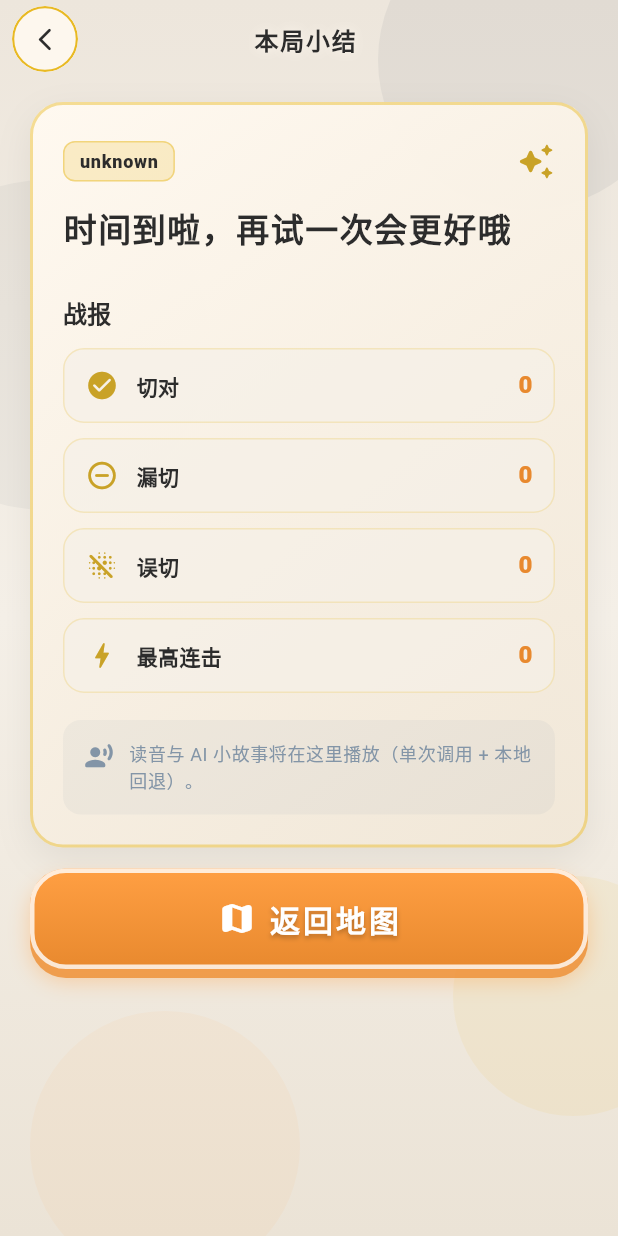
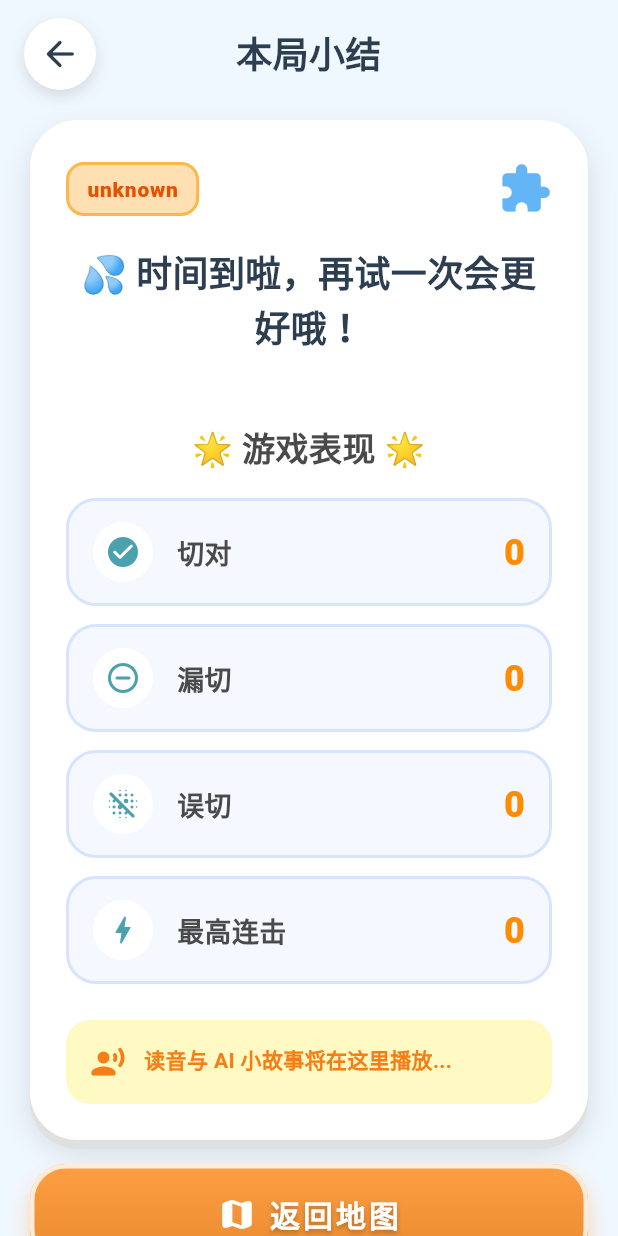
Before and after one commit to wensiyuanxiang/canjie_xuezi, a Flutter app: the ResultScreen screen opened by its route, on a phone screen of 412 x 824 dp. Run offline on Flutter 3.47's test engine with Material 3 defaults, Android fonts, the phone set to English and light mode, and no system bars; our stand-ins replace flutter_riverpod, go_router, shared_preferences; missing offline and left inert: flame; accounts and stored records are empty.

Commit message:
假如背景整合

```diff
--- a/app/lib/features/result/result_screen.dart
+++ b/app/lib/features/result/result_screen.dart
@@ -3,16 +3,13 @@ import 'package:flutter_riverpod/flutter_riverpod.dart';
 import 'package:go_router/go_router.dart';
 
 import '../../core/constants/route_paths.dart';
-import '../../core/theme/app_colors.dart';
 import '../../data/models/level_config.dart';
 import '../../data/models/level_result.dart';
 import '../../data/progress/game_progress.dart';
 import '../../data/providers/game_data_providers.dart';
 import '../level/level_screen.dart';
 import '../../ui/game_action_button.dart';
-import '../../ui/game_nav_bar.dart';
 import '../../ui/parchment_card.dart';
-import '../../ui/xuan_paper_background.dart';
 
 class ResultScreen extends ConsumerStatefulWidget {
   const ResultScreen({super.key, required this.result});
@@ -45,14 +42,46 @@ class _ResultScreenState extends ConsumerState<ResultScreen> {
         ref.watch(levelsListProvider);
 
     return Scaffold(
-      body: XuanPaperBackground(
-        child: SafeArea(
+      backgroundColor: const Color(0xFFF0F8FF), // Playful sky blue
+      body: SafeArea(
         child: Column(
           crossAxisAlignment: CrossAxisAlignment.stretch,
           children: <Widget>[
-              GameNavBar(
-                title: '本局小结',
-                onBack: () => context.go(RoutePaths.worldMap),
+            Padding(
+              padding: const EdgeInsets.symmetric(horizontal: 16, vertical: 12),
+              child: Row(
+                children: <Widget>[
+                  Container(
+                    decoration: const BoxDecoration(
+                      color: Colors.white,
+                      shape: BoxShape.circle,
+                      boxShadow: <BoxShadow>[
+                        BoxShadow(
+                          color: Colors.black12,
+                          offset: Offset(0, 4),
+                          blurRadius: 8,
+                        ),
+                      ],
+                    ),
+                    child: IconButton(
+                      icon: const Icon(Icons.arrow_back_rounded, color: Color(0xFF2C3E50), size: 28),
+                      onPressed: () => context.go(RoutePaths.worldMap),
+                    ),
+                  ),
+                  const Expanded(
+                    child: Text(
+                      '本局小结',
+                      textAlign: TextAlign.center,
+                      style: TextStyle(
+                        fontSize: 24,
+                        fontWeight: FontWeight.w900,
+                        color: Color(0xFF2C3E50),
+                      ),
+                    ),
+                  ),
+                  const SizedBox(width: 48), // balance the back button
+                ],
+              ),
             ),
             Expanded(
               child: SingleChildScrollView(
@@ -69,46 +98,48 @@ class _ResultScreenState extends ConsumerState<ResultScreen> {
                             children: <Widget>[
                               Container(
                                 padding: const EdgeInsets.symmetric(
-                                    horizontal: 10,
-                                    vertical: 4,
+                                  horizontal: 12,
+                                  vertical: 6,
                                 ),
                                 decoration: BoxDecoration(
-                                    color: AppColors.gold.withValues(alpha: 0.2),
-                                    borderRadius: BorderRadius.circular(8),
+                                  color: const Color(0xFFFFE0B2),
+                                  borderRadius: BorderRadius.circular(12),
                                   border: Border.all(
-                                      color: AppColors.gold
-                                          .withValues(alpha: 0.45),
+                                    color: const Color(0xFFFFB74D),
+                                    width: 2,
                                   ),
                                 ),
                                 child: Text(
                                   widget.result.levelId,
                                   style: const TextStyle(
-                                      fontWeight: FontWeight.w800,
-                                      fontSize: 12,
+                                    fontWeight: FontWeight.w900,
+                                    fontSize: 14,
                                     letterSpacing: 0.5,
-                                      color: AppColors.ink,
+                                    color: Color(0xFFE65100),
                                   ),
                                 ),
                               ),
                               const Spacer(),
                               Icon(
-                                  Icons.auto_awesome_rounded,
-                                  color: AppColors.goldDim,
-                                  size: 26,
+                                widget.result.levelCleared ? Icons.star_rounded : Icons.extension_rounded,
+                                color: widget.result.levelCleared ? const Color(0xFFFFC107) : const Color(0xFF64B5F6),
+                                size: 36,
                               ),
                             ],
                           ),
-                            const SizedBox(height: 16),
+                          const SizedBox(height: 20),
                           Text(
                             widget.result.levelCleared
-                                  ? '你修复了世界的一角'
-                                  : '时间到啦，再试一次会更好哦',
-                              style: Theme.of(context)
-                                  .textTheme
-                                  .headlineSmall
-                                  ?.copyWith(fontSize: 22),
+                                ? '🎉 你修复了世界的一角！'
+                                : '💦 时间到啦，再试一次会更好哦！',
+                            style: const TextStyle(
+                              fontSize: 24,
+                              fontWeight: FontWeight.w900,
+                              color: Color(0xFF2C3E50),
                             ),
-                            const SizedBox(height: 10),
+                            textAlign: TextAlign.center,
+                          ),
+                          const SizedBox(height: 16),
                           levelAsync.when(
                             data: (LevelConfig? cfg) {
                               if (cfg == null ||
@@ -117,24 +148,22 @@ class _ResultScreenState extends ConsumerState<ResultScreen> {
                               }
                               return Container(
                                 width: double.infinity,
-                                  padding: const EdgeInsets.all(14),
+                                padding: const EdgeInsets.all(16),
                                 decoration: BoxDecoration(
-                                    color: AppColors.success
-                                        .withValues(alpha: 0.1),
-                                    borderRadius: BorderRadius.circular(12),
+                                  color: const Color(0xFFE8F5E9),
+                                  borderRadius: BorderRadius.circular(16),
                                   border: Border.all(
-                                      color: AppColors.success
-                                          .withValues(alpha: 0.25),
+                                    color: const Color(0xFF81C784),
+                                    width: 2,
                                   ),
                                 ),
                                 child: Text(
                                   cfg.repairStory,
-                                    style: Theme.of(context)
-                                        .textTheme
-                                        .bodyMedium
-                                        ?.copyWith(
-                                          height: 1.45,
-                                          fontWeight: FontWeight.w600,
+                                  style: const TextStyle(
+                                    color: Color(0xFF2E7D32),
+                                    fontSize: 16,
+                                    height: 1.5,
+                                    fontWeight: FontWeight.w800,
                                   ),
                                 ),
                               );
@@ -142,17 +171,17 @@ class _ResultScreenState extends ConsumerState<ResultScreen> {
                             loading: () => const SizedBox(height: 8),
                             error: (_, __) => const SizedBox.shrink(),
                           ),
-                            const SizedBox(height: 20),
-                            Text(
-                              '战报',
-                              style: Theme.of(context)
-                                  .textTheme
-                                  .titleMedium
-                                  ?.copyWith(
-                                    fontWeight: FontWeight.w800,
+                          const SizedBox(height: 30),
+                          const Text(
+                            '🌟 游戏表现 🌟',
+                            textAlign: TextAlign.center,
+                            style: TextStyle(
+                              fontSize: 22,
+                              fontWeight: FontWeight.w900,
+                              color: Color(0xFF4A4A4A),
                             ),
                           ),
-                            const SizedBox(height: 12),
+                          const SizedBox(height: 16),
                           GameStatTile(
                             icon: Icons.check_circle_rounded,
                             label: '切对',
@@ -173,29 +202,30 @@ class _ResultScreenState extends ConsumerState<ResultScreen> {
                             label: '最高连击',
                             value: '${widget.result.maxCombo}',
                           ),
-                            const SizedBox(height: 8),
+                          const SizedBox(height: 12),
                           Container(
-                              padding: const EdgeInsets.all(14),
+                            padding: const EdgeInsets.all(16),
                             decoration: BoxDecoration(
-                                color:
-                                    AppColors.grayBlue.withValues(alpha: 0.08),
-                                borderRadius: BorderRadius.circular(12),
+                              color: const Color(0xFFFFF9C4),
+                              borderRadius: BorderRadius.circular(16),
                             ),
-                              child: Row(
+                            child: const Row(
                               crossAxisAlignment: CrossAxisAlignment.start,
                               children: <Widget>[
                                 Icon(
                                   Icons.record_voice_over_rounded,
-                                    size: 20,
-                                    color: AppColors.grayBlue,
+                                  size: 24,
+                                  color: Color(0xFFF57F17),
                                 ),
-                                  const SizedBox(width: 10),
+                                SizedBox(width: 12),
                                 Expanded(
                                   child: Text(
-                                      '读音与 AI 小故事将在这里播放（单次调用 + 本地回退）。',
-                                      style: Theme.of(context)
-                                          .textTheme
-                                          .bodySmall,
+                                    '读音与 AI 小故事将在这里播放...',
+                                    style: TextStyle(
+                                      color: Color(0xFFF57F17),
+                                      fontWeight: FontWeight.w700,
+                                      fontSize: 14,
+                                    ),
                                   ),
                                 ),
                               ],
@@ -204,7 +234,7 @@ class _ResultScreenState extends ConsumerState<ResultScreen> {
                         ],
                       ),
                     ),
-                      const SizedBox(height: 14),
+                    const SizedBox(height: 16),
                     levelsAsync.when(
                       data: (List<LevelConfig> levels) {
                         final int idx = levels
@@ -228,7 +258,7 @@ class _ResultScreenState extends ConsumerState<ResultScreen> {
                                   '${RoutePaths.level}/$nextId',
                                 ),
                               ),
-                                const SizedBox(height: 10),
+                              const SizedBox(height: 12),
                             ],
                             SecondaryGameButton(
                               label: '返回地图',
@@ -257,7 +287,6 @@ class _ResultScreenState extends ConsumerState<ResultScreen> {
           ],
         ),
       ),
-      ),
     );
   }
 }
--- a/app/lib/ui/parchment_card.dart
+++ b/app/lib/ui/parchment_card.dart
@@ -19,24 +19,22 @@ class ParchmentCard extends StatelessWidget {
     return Container(
       margin: margin,
       decoration: BoxDecoration(
-        borderRadius: BorderRadius.circular(22),
-        gradient: LinearGradient(
-          begin: Alignment.topLeft,
-          end: Alignment.bottomRight,
-          colors: <Color>[
-            AppColors.parchment,
-            AppColors.parchmentDeep.withValues(alpha: 0.92),
-          ],
+        color: Colors.white,
+        borderRadius: BorderRadius.circular(32),
+        border: Border.all(
+          color: Colors.white,
+          width: 4,
         ),
-        border: Border.all(
-          color: AppColors.gold.withValues(alpha: 0.45),
-          width: 2,
-        ),
-        boxShadow: <BoxShadow>[
+        boxShadow: const <BoxShadow>[
           BoxShadow(
-            color: AppColors.ink.withValues(alpha: 0.08),
-            blurRadius: 20,
-            offset: const Offset(0, 8),
+            color: Colors.black12,
+            blurRadius: 16,
+            offset: Offset(0, 8),
+          ),
+          BoxShadow(
+            color: Color(0xFFE0E0E0),
+            blurRadius: 0,
+            offset: Offset(0, 6),
           ),
         ],
       ),
@@ -60,34 +58,44 @@ class GameStatTile extends StatelessWidget {
   @override
   Widget build(BuildContext context) {
     return Container(
-      margin: const EdgeInsets.only(bottom: 10),
-      padding: const EdgeInsets.symmetric(horizontal: 14, vertical: 12),
+      margin: const EdgeInsets.only(bottom: 12),
+      padding: const EdgeInsets.symmetric(horizontal: 16, vertical: 14),
       decoration: BoxDecoration(
-        color: AppColors.bg.withValues(alpha: 0.65),
-        borderRadius: BorderRadius.circular(14),
+        color: const Color(0xFFF5F9FF),
+        borderRadius: BorderRadius.circular(20),
         border: Border.all(
-          color: AppColors.gold.withValues(alpha: 0.22),
+          color: const Color(0xFFD6E4FF),
+          width: 2,
         ),
       ),
       child: Row(
         children: <Widget>[
-          Icon(icon, color: AppColors.goldDim, size: 22),
-          const SizedBox(width: 12),
+          Container(
+            padding: const EdgeInsets.all(8),
+            decoration: const BoxDecoration(
+              color: Colors.white,
+              shape: BoxShape.circle,
+            ),
+            child: Icon(icon, color: const Color(0xFF4CA1AF), size: 24),
+          ),
+          const SizedBox(width: 16),
           Expanded(
             child: Text(
               label,
-              style: Theme.of(context).textTheme.bodyMedium?.copyWith(
-                    color: AppColors.ink,
-                    fontWeight: FontWeight.w600,
-                  ),
+              style: const TextStyle(
+                fontSize: 18,
+                color: Color(0xFF4A4A4A),
+                fontWeight: FontWeight.w800,
+              ),
             ),
           ),
           Text(
             value,
-            style: Theme.of(context).textTheme.titleMedium?.copyWith(
-                  color: AppColors.primaryDeep,
-                  fontWeight: FontWeight.w800,
-                ),
+            style: const TextStyle(
+              fontSize: 24,
+              color: Color(0xFFFF8C00),
+              fontWeight: FontWeight.w900,
+            ),
           ),
         ],
       ),
@@ -105,19 +113,22 @@ class ParchmentSectionTitle extends StatelessWidget {
     return Row(
       children: <Widget>[
         Container(
-          width: 4,
-          height: 18,
+          width: 8,
+          height: 24,
           decoration: BoxDecoration(
-            color: AppColors.gold,
-            borderRadius: BorderRadius.circular(2),
+            color: const Color(0xFFFF8C00),
+            borderRadius: BorderRadius.circular(4),
           ),
         ),
-        const SizedBox(width: 10),
+        const SizedBox(width: 12),
         Text(
           text,
-          style: Theme.of(context).textTheme.titleMedium?.copyWith(
-                letterSpacing: 1.0,
-              ),
+          style: const TextStyle(
+            fontSize: 20,
+            fontWeight: FontWeight.w900,
+            color: Color(0xFF2C3E50),
+            letterSpacing: 1.0,
+          ),
         ),
       ],
     );
```
Also changed, not shown: app/lib/features/level/level_screen.dart (+51 -26 lines), app/lib/game/flying_glyph.dart (+4 -27 lines), app/lib/game/zaozi_slice_game.dart (+43 -14 lines), app/lib/ui/level_hud_bar.dart (+61 -60 lines), app/lib/ui/level_status_strip.dart (+27 -15 lines), 1 other file. Lines whose indentation alone changed are shown as unchanged.
